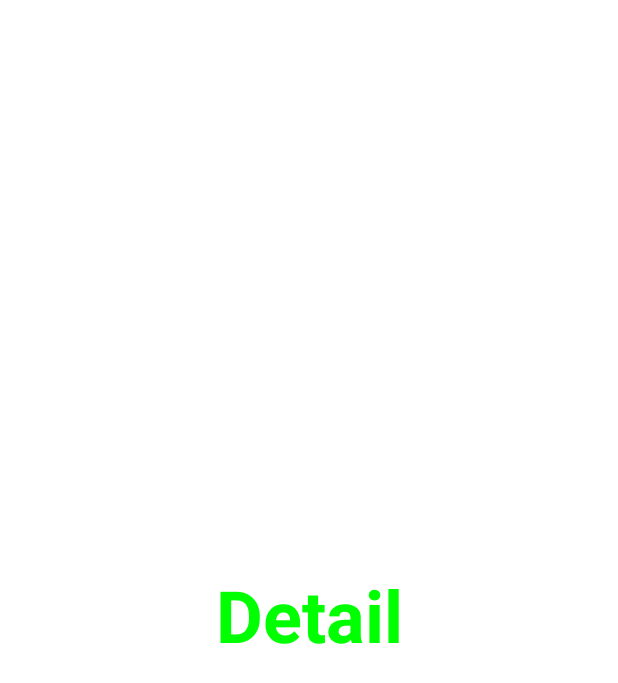
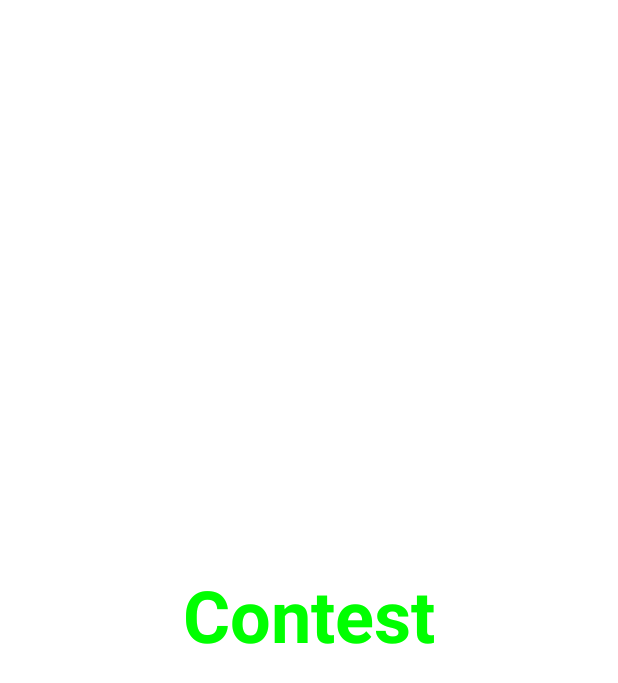
Before and after one commit to jfischlmayr/nvsv2122, an Android app built with Jetpack Compose: the ContestScreen screen opened through its navigation route, on a phone screen of 412 x 824 dp. Shown: the top 683 px of the screen. Run offline under Robolectric (Android 15) with nearby library versions, the phone set to English and light mode, and no system bars; our stand-ins replace accompanist, constraintlayout-compose.

Commit message:
next jetpack steps

```diff
--- a/FishingApp_Jetpack/app/build.gradle
+++ b/FishingApp_Jetpack/app/build.gradle
@@ -56,12 +56,16 @@ dependencies {
     implementation "androidx.compose.material:material:$compose_version"
     implementation "androidx.compose.ui:ui-tooling-preview:$compose_version"
     implementation 'androidx.lifecycle:lifecycle-runtime-ktx:2.4.0'
-    implementation 'androidx.activity:activity-compose:1.3.0-alpha06'
+    implementation 'androidx.activity:activity-compose:1.4.0'
     implementation 'androidx.navigation:navigation-runtime-ktx:2.3.5'
-    implementation 'androidx.navigation:navigation-compose:2.4.0-alpha02'
+    implementation 'androidx.navigation:navigation-compose:2.4.0-rc01'
     testImplementation 'junit:junit:4.+'
     androidTestImplementation 'androidx.test.ext:junit:1.1.3'
     androidTestImplementation 'androidx.test.espresso:espresso-core:3.4.0'
     androidTestImplementation "androidx.compose.ui:ui-test-junit4:$compose_version"
     debugImplementation "androidx.compose.ui:ui-tooling:$compose_version"
+
+    implementation "androidx.constraintlayout:constraintlayout-compose:1.0.0-rc02"
+    implementation "com.google.accompanist:accompanist-pager:0.21.2-beta"
+    implementation "com.google.accompanist:accompanist-pager-indicators:0.21.2-beta"
 }
--- a/FishingApp_Jetpack/app/src/main/java/at/thejano/fishingapp_jetpack/DetailScreen.kt
+++ b/FishingApp_Jetpack/app/src/main/java/at/thejano/fishingapp_jetpack/ContestScreen.kt
@@ -15,7 +15,7 @@ import androidx.navigation.NavController
 import androidx.navigation.compose.rememberNavController
 
 @Composable
-fun DetailScreen(navController: NavController){
+fun ContestScreen(navController: NavController){
     Box(
         modifier = Modifier.fillMaxSize(),
         contentAlignment = Alignment.Center
@@ -28,7 +28,7 @@ fun DetailScreen(navController: NavController){
                     }
                 }
             },
-            text = "Detail",
+            text = "Contest",
             color = Color.Green,
             fontSize = MaterialTheme.typography.h3.fontSize,
             fontWeight = FontWeight.Bold
@@ -38,6 +38,6 @@ fun DetailScreen(navController: NavController){
 
 @Preview(showBackground = true)
 @Composable
-fun DetailScreenPreview() {
-    DetailScreen(rememberNavController())
+fun ContestScreenPreview() {
+    ContestScreen(rememberNavController())
 }
--- a/FishingApp_Jetpack/app/src/main/java/at/thejano/fishingapp_jetpack/HomeScreen.kt
+++ b/FishingApp_Jetpack/app/src/main/java/at/thejano/fishingapp_jetpack/HomeScreen.kt
@@ -1,34 +1,87 @@
 package at.thejano.fishingapp_jetpack
 
+import androidx.compose.foundation.background
 import androidx.compose.foundation.clickable
-import androidx.compose.foundation.layout.Box
-import androidx.compose.foundation.layout.fillMaxSize
-import androidx.compose.material.MaterialTheme
-import androidx.compose.material.Text
-import androidx.compose.runtime.Composable
+import androidx.compose.foundation.layout.*
+import androidx.compose.material.*
+import androidx.compose.runtime.*
 import androidx.compose.ui.Alignment
 import androidx.compose.ui.Modifier
+import androidx.compose.ui.graphics.Color
+import androidx.compose.ui.layout.layoutId
 import androidx.compose.ui.text.font.FontWeight
 import androidx.compose.ui.tooling.preview.Preview
+import androidx.compose.ui.unit.dp
+import androidx.constraintlayout.compose.ConstraintLayout
+import androidx.constraintlayout.compose.ConstraintSet
 import androidx.navigation.NavController
 import androidx.navigation.compose.rememberNavController
+import com.google.accompanist.pager.ExperimentalPagerApi
+import com.google.accompanist.pager.HorizontalPager
+import com.google.accompanist.pager.pagerTabIndicatorOffset
+import com.google.accompanist.pager.rememberPagerState
 
+@ExperimentalPagerApi
 @Composable
-fun HomeScreen(navController: NavController){
-    Box(
-        modifier = Modifier.fillMaxSize(),
-        contentAlignment = Alignment.Center
-    ){
-        Text(
-            modifier = Modifier.clickable { navController.navigate(route = Screen.Detail.route) },
-            text = "Home",
-            color = MaterialTheme.colors.primary,
-            fontSize = MaterialTheme.typography.h3.fontSize,
-            fontWeight = FontWeight.Bold
-        )
+fun HomeScreen(navController: NavController) {
+    val constraints = ConstraintSet {
+        val buttonAddContest = createRefFor("buttonAddContest")
+
+        constrain(buttonAddContest){
+            bottom.linkTo(parent.bottom, 10.dp)
+            end.linkTo(parent.end, 10.dp)
+        }
+    }
+    ConstraintLayout(constraints, modifier = Modifier.fillMaxSize().background(Color.Red)) {
+
+        var tabIndex by remember { mutableStateOf(0) }
+        val tabTitles = listOf("Contests", "Leaderboard")
+        val pagerState = rememberPagerState()
+        Column {
+            TabRow(selectedTabIndex = tabIndex,
+                indicator = { tabPositions ->
+                    TabRowDefaults.Indicator(
+                        Modifier.pagerTabIndicatorOffset(
+                            pagerState,
+                            tabPositions
+                        )
+                    )
+                }) {
+                tabTitles.forEachIndexed { index, title ->
+                    Tab(selected = tabIndex == index,
+                        onClick = { tabIndex = index },
+                        text = { Text(text = title) })
+                }
+            }
+            HorizontalPager(
+                count = tabTitles.size,
+                state = pagerState,
+            ) { tabIndex ->
+                if (tabIndex == 0) {
+                    Text(
+                        text = "You haven't created contests yet!",
+                        modifier = Modifier
+                            .fillMaxSize()
+                            .background(Color.White)
+                    )
+                } else if (tabIndex == 1) {
+                    Text(
+                        text = "There are no players to display!",
+                        modifier = Modifier
+                            .fillMaxSize()
+                            .background(Color.White)
+                    )
+                }
+            }
+        }
+        Box(modifier = Modifier.wrapContentSize().layoutId("buttonAddContest")) {
+            Button(onClick = { navController.navigate(route = Screen.Contest.route) }) {
+                Text("Add Contest")
+            }
+        }
     }
 }
-
+@ExperimentalPagerApi
 @Preview(showBackground = true)
 @Composable
 fun HomeScreenPreview() {
--- a/FishingApp_Jetpack/app/src/main/java/at/thejano/fishingapp_jetpack/MainActivity.kt
+++ b/FishingApp_Jetpack/app/src/main/java/at/thejano/fishingapp_jetpack/MainActivity.kt
@@ -6,11 +6,13 @@ import androidx.activity.compose.setContent
 import androidx.navigation.NavHostController
 import androidx.navigation.compose.rememberNavController
 import at.thejano.fishingapp_jetpack.ui.theme.FishingApp_JetpackTheme
+import com.google.accompanist.pager.ExperimentalPagerApi
 
 class MainActivity : ComponentActivity() {
 
     lateinit var navController: NavHostController
 
+    @ExperimentalPagerApi
     override fun onCreate(savedInstanceState: Bundle?) {
         super.onCreate(savedInstanceState)
         setContent {
--- a/FishingApp_Jetpack/app/src/main/java/at/thejano/fishingapp_jetpack/NavGraph.kt
+++ b/FishingApp_Jetpack/app/src/main/java/at/thejano/fishingapp_jetpack/NavGraph.kt
@@ -4,15 +4,17 @@ import androidx.compose.runtime.Composable
 import androidx.navigation.NavHostController
 import androidx.navigation.compose.NavHost
 import androidx.navigation.compose.composable
+import com.google.accompanist.pager.ExperimentalPagerApi
 
+@ExperimentalPagerApi
 @Composable
 fun SetupNavGraph(navController: NavHostController) {
     NavHost(navController = navController, startDestination = Screen.Home.route) {
         composable(route = Screen.Home.route) {
             HomeScreen(navController)
         }
-        composable(route = Screen.Detail.route) {
-            DetailScreen(navController)
+        composable(route = Screen.Contest.route) {
+            ContestScreen(navController)
         }
     }
 }
--- a/FishingApp_Jetpack/app/src/main/java/at/thejano/fishingapp_jetpack/Screen.kt
+++ b/FishingApp_Jetpack/app/src/main/java/at/thejano/fishingapp_jetpack/Screen.kt
@@ -2,5 +2,5 @@ package at.thejano.fishingapp_jetpack
 
 sealed class Screen(val route: String) {
     object Home: Screen(route = "home_screen")
-    object Detail: Screen(route = "detail_screen")
+    object Contest: Screen(route = "contest_screen")
 }
```
Also changed, not shown: 1 other file.
